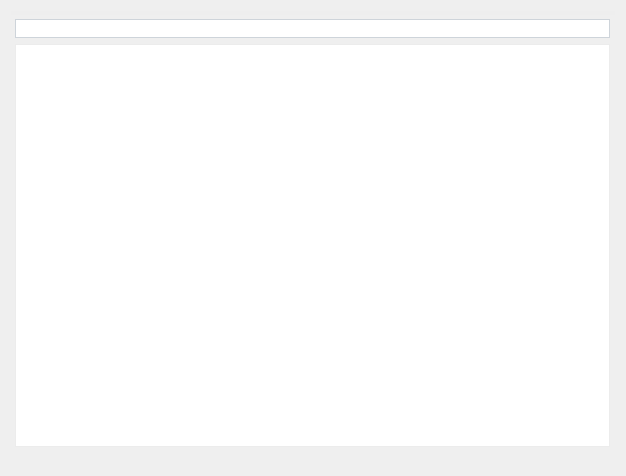
First picture: the form in NBAdmin/TabWindow.ui, repository gitnitrosbase/QtAdmin, before the edit.
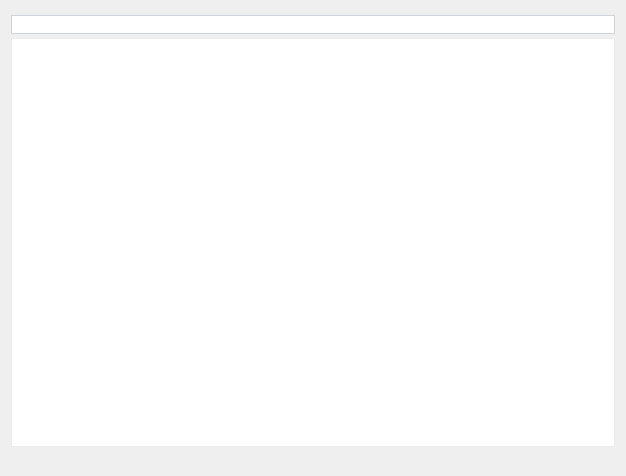
Second picture: the form after the edit. Icons and pictures are not drawn.

What changed in the file:
```diff
--- a/NBAdmin/TabWindow.ui
+++ b/NBAdmin/TabWindow.ui
@@ -109,17 +109,23 @@
       </property>
       <layout class="QGridLayout" name="gridLayout">
        <property name="leftMargin">
-        <number>4</number>
+        <number>0</number>
        </property>
        <property name="topMargin">
-        <number>4</number>
+        <number>0</number>
        </property>
        <property name="rightMargin">
-        <number>5</number>
+        <number>0</number>
        </property>
        <property name="bottomMargin">
         <number>0</number>
        </property>
+       <property name="horizontalSpacing">
+        <number>0</number>
+       </property>
+       <property name="verticalSpacing">
+        <number>4</number>
+       </property>
        <item row="0" column="0">
         <widget class="QComboBox" name="comboBox_">
          <property name="font">
```
